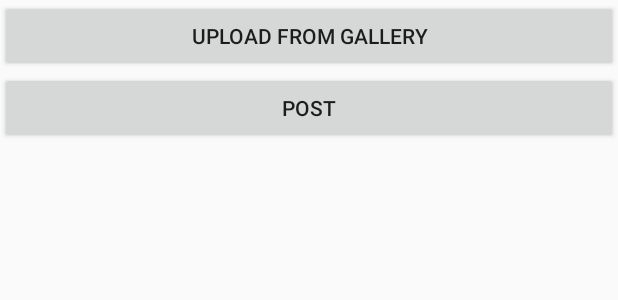
After one commit to Sircjarr/FirebaseImageFeed, an Android app: the layout activity_upload.xml on its own in the app's theme, with its tools: preview values and no code run, on a phone screen of 412 x 824 dp. The commit adds this screen. Shown: the top 300 px of the screen. Run offline under Robolectric (Android 15) with nearby library versions, the phone set to English and light mode, and no system bars.

Commit message:
Started UploadActivity

```diff
--- a/app/build.gradle
+++ b/app/build.gradle
@@ -31,6 +31,7 @@ dependencies {
     compile 'com.android.support:design:25.3.1'
     compile 'com.android.support:support-vector-drawable:25.3.1'
     compile 'com.google.firebase:firebase-database:10.0.1'
+    compile 'com.google.firebase:firebase-storage:10.0.1'
     testCompile 'junit:junit:4.12'
 }
 
@@ -38,4 +39,5 @@ dependencies {
 
 
 
+
 apply plugin: 'com.google.gms.google-services'
--- a/app/src/main/AndroidManifest.xml
+++ b/app/src/main/AndroidManifest.xml
@@ -1,6 +1,8 @@
 <?xml version="1.0" encoding="utf-8"?>
 <manifest xmlns:android="http://schemas.android.com/apk/res/android"
     package="com.example.cliff.firebaseimagefeed">
+
+    <uses-permission android:name="android.permission.READ_EXTERNAL_STORAGE" />
 
     <application
         android:allowBackup="true"
@@ -19,6 +21,9 @@
         <activity
             android:name=".NavigationActivity"
             android:label="@string/title_activity_navigation"></activity>
+        <activity
+            android:name=".UploadActivity"
+            android:label="@string/title_activity_upload"></activity>
     </application>
 
 </manifest>
--- a/app/src/main/java/com/example/cliff/firebaseimagefeed/MainActivity.java
+++ b/app/src/main/java/com/example/cliff/firebaseimagefeed/MainActivity.java
@@ -16,8 +16,7 @@ public class MainActivity extends AppCompatActivity {
 
     private static final String TAG = "MainActivity";
 
-    EditText etEmail;
-    EditText etPassword;
+    EditText etEmail, etPassword;
 
     private FirebaseAuth mAuth;
     private FirebaseAuth.AuthStateListener mAuthListener;
@@ -31,7 +30,6 @@ public class MainActivity extends AppCompatActivity {
         etPassword = (EditText)findViewById(R.id.password);
 
         mAuth = FirebaseAuth.getInstance();
-
         mAuthListener = new FirebaseAuth.AuthStateListener() {
             @Override
             public void onAuthStateChanged(@NonNull FirebaseAuth firebaseAuth) {
--- /dev/null
+++ b/app/src/main/res/layout/activity_upload.xml
@@ -0,0 +1,23 @@
+<?xml version="1.0" encoding="utf-8"?>
+<LinearLayout xmlns:android="http://schemas.android.com/apk/res/android"
+    android:orientation="vertical" android:layout_width="match_parent"
+    android:layout_height="match_parent">
+
+    <Button
+        android:id="@+id/btnUploadFromGallery"
+        android:layout_width="match_parent"
+        android:layout_height="wrap_content"
+        android:text="Upload from Gallery"/>
+
+    <ImageView
+        android:layout_width="wrap_content"
+        android:layout_height="wrap_content"
+        android:id="@+id/ivImage"/>
+
+    <Button
+        android:id="@+id/btnPost"
+        android:layout_width="match_parent"
+        android:layout_height="wrap_content"
+        android:text="Post"/>
+
+</LinearLayout>
--- a/app/src/main/res/values/strings.xml
+++ b/app/src/main/res/values/strings.xml
@@ -12,4 +12,6 @@
     <string name="username">Username</string>
     <string name="update_profile">Update profile</string>
     <string name="Logout">Logout</string>
+    <string name="upload_image">Upload image</string>
+    <string name="title_activity_upload">UploadActivity</string>
 </resources>
```
Also changed, not shown: app/src/main/java/com/example/cliff/firebaseimagefeed/ProfileFragment.java (+10 -0 lines), app/src/main/java/com/example/cliff/firebaseimagefeed/UploadActivity.java (added, +79 -0 lines), app/src/main/res/layout/fragment_profile.xml (+9 -0 lines).
